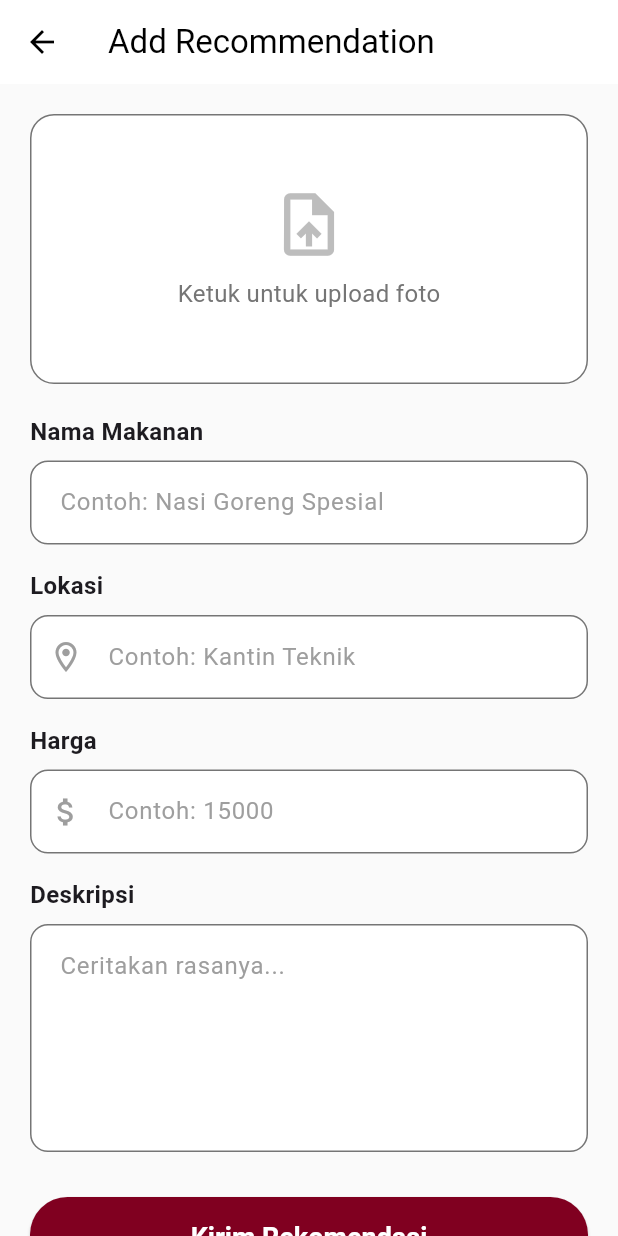
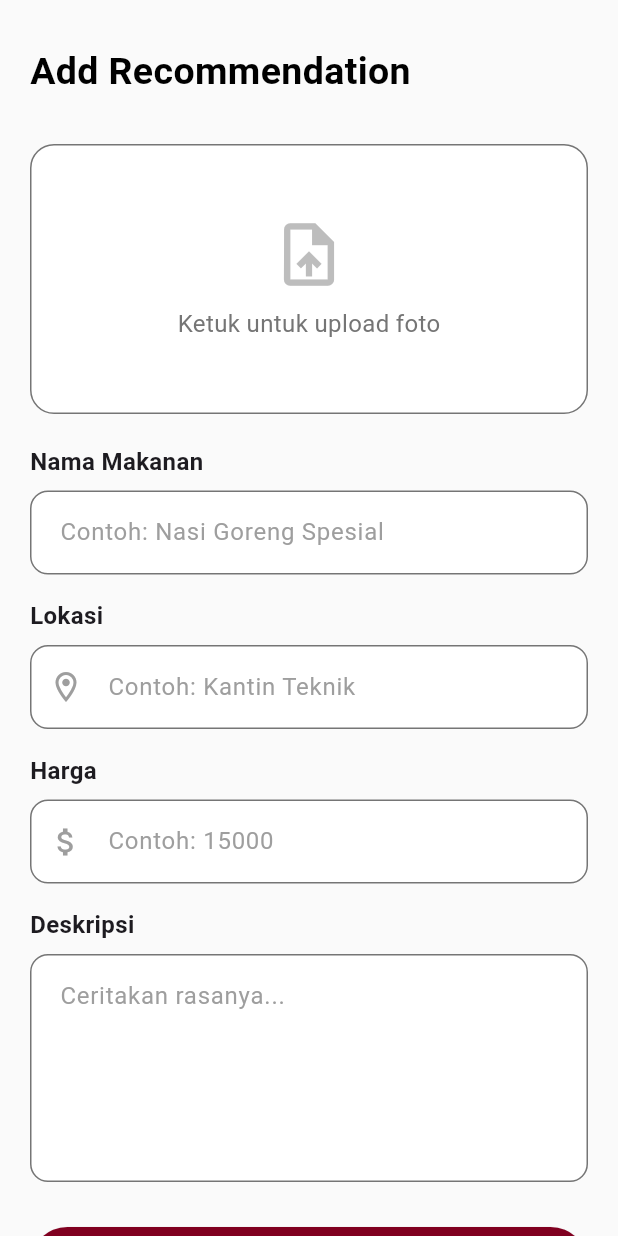
Before and after one commit to DamaiSilalahi/USUlicius, a Flutter app: the AddFoodScreen screen opened directly, on a phone screen of 412 x 824 dp. Run offline on Flutter 3.47's test engine with Material 3 defaults, Android fonts, the phone set to English and light mode, and no system bars; our stand-ins replace cloud_firestore, cloud_functions, firebase_auth, firebase_core, firebase_storage, image_picker; accounts and stored records are empty; Roboto replaces fonts that are missing (Roboto Flex).

Commit message:
perbaikan add recommendation

```diff
--- a/lib/screens/add_food_screen.dart
+++ b/lib/screens/add_food_screen.dart
@@ -1,3 +1,5 @@
+// lib/screens/add_food_screen.dart
+
 import 'dart:io';
 import 'package:flutter/material.dart';
 import 'package:flutter/services.dart';
@@ -56,6 +58,25 @@ class _AddFoodScreenState extends State<AddFoodScreen> {
     }
   }
 
+  // === FUNGSI RESET FORM ===
+  void _resetForm() {
+    FocusScope.of(context).unfocus(); // Tutup keyboard
+    _formKey.currentState?.reset();   // Reset validator
+
+    setState(() {
+      _autovalidateMode = AutovalidateMode.disabled;
+      _selectedImage = null;
+      _isImageMissing = false;
+      _isLoading = false;
+
+      // Bersihkan teks
+      _nameController.text = "";
+      _locationController.text = "";
+      _priceController.text = "";
+      _descriptionController.text = "";
+    });
+  }
+
   // Fungsi Submit Form
   void _submitForm() async {
     setState(() {
@@ -70,7 +91,7 @@ class _AddFoodScreenState extends State<AddFoodScreen> {
     setState(() => _isLoading = true);
 
     try {
-      // 1. Upload Gambar ke Firebase Storage
+      // 1. Upload Gambar
       final String fileName = '${DateTime.now().millisecondsSinceEpoch}.jpg';
       final Reference storageRef = FirebaseStorage.instance
           .ref()
@@ -80,14 +101,13 @@ class _AddFoodScreenState extends State<AddFoodScreen> {
       await storageRef.putFile(_selectedImage!);
       final String imageUrl = await storageRef.getDownloadURL();
 
+      // 2. Simpan ke Firestore
       await FirebaseFirestore.instance.collection('food_requests').add({
         'name': _nameController.text.trim(),
         'location': _locationController.text.trim(),
         'price': int.parse(_priceController.text.replaceAll(RegExp(r'[^0-9]'), '')),
         'description': _descriptionController.text.trim(),
         'imageUrl': imageUrl,
-
-        // Data pelengkap
         'rating': 0.0,
         'createdAt': FieldValue.serverTimestamp(),
         'uploadedBy': FirebaseAuth.instance.currentUser?.uid ?? 'anonymous',
@@ -125,14 +145,16 @@ class _AddFoodScreenState extends State<AddFoodScreen> {
             ],
           ),
           content: const Text(
-            "Rekomendasi Anda telah masuk ke sistem kami dan sedang menunggu persetujuan Admin sebelum tampil di menu utama.",
+            "Rekomendasi Anda telah masuk ke sistem kami dan sedang menunggu persetujuan Developer sebelum tampil di menu utama.",
             style: TextStyle(fontSize: 16),
           ),
           actions: [
             TextButton(
               onPressed: () {
-                Navigator.of(context).pop(); // Tutup Dialog
-                _resetForm(); // Reset Form agar bersih kembali
+                Navigator.of(context).pop();
+                Future.delayed(const Duration(milliseconds: 100), () {
+                  _resetForm();
+                });
               },
               child: const Text("OK", style: TextStyle(fontWeight: FontWeight.bold)),
             ),
@@ -142,40 +164,33 @@ class _AddFoodScreenState extends State<AddFoodScreen> {
     );
   }
 
-  void _resetForm() {
-    setState(() {
-      _autovalidateMode = AutovalidateMode.disabled;
-      _selectedImage = null;
-      _isImageMissing = false;
-    });
-
-    _nameController.clear();
-    _locationController.clear();
-    _priceController.clear();
-    _descriptionController.clear();
-    _formKey.currentState?.reset();
-  }
-
   @override
   Widget build(BuildContext context) {
     final Color primaryColor = Theme.of(context).primaryColor;
 
     return Scaffold(
-      appBar: AppBar(
-        title: const Text("Add Recommendation"),
-        backgroundColor: Colors.white,
-        foregroundColor: Colors.black,
-        elevation: 0,
-      ),
       body: SafeArea(
         child: SingleChildScrollView(
-          padding: const EdgeInsets.all(20.0),
+          padding: const EdgeInsets.symmetric(horizontal: 20.0, vertical: 30.0),
           child: Form(
             key: _formKey,
             autovalidateMode: _autovalidateMode,
             child: Column(
               crossAxisAlignment: CrossAxisAlignment.start,
               children: [
+
+                // === JUDUL BERWARNA HITAM ===
+                const Text(
+                  "Add Recommendation",
+                  style: TextStyle(
+                    fontSize: 25,
+                    fontWeight: FontWeight.bold,
+                    color: Colors.black, // <-- Sudah diubah jadi Hitam
+                  ),
+                ),
+                const SizedBox(height: 30),
+                // ============================
+
                 _buildImageUploadCard(),
                 if (_isImageMissing)
                   Padding(
@@ -232,6 +247,7 @@ class _AddFoodScreenState extends State<AddFoodScreen> {
                         : const Text('Kirim Rekomendasi', style: TextStyle(fontSize: 18, fontWeight: FontWeight.bold, color: Colors.white)),
                   ),
                 ),
+                const SizedBox(height: 40),
               ],
             ),
           ),
```
Also changed, not shown: pubspec.lock.
